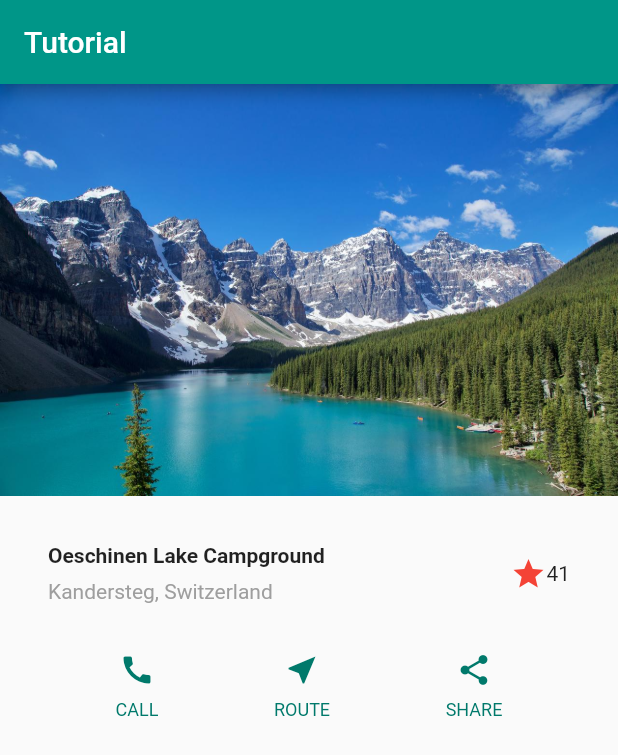
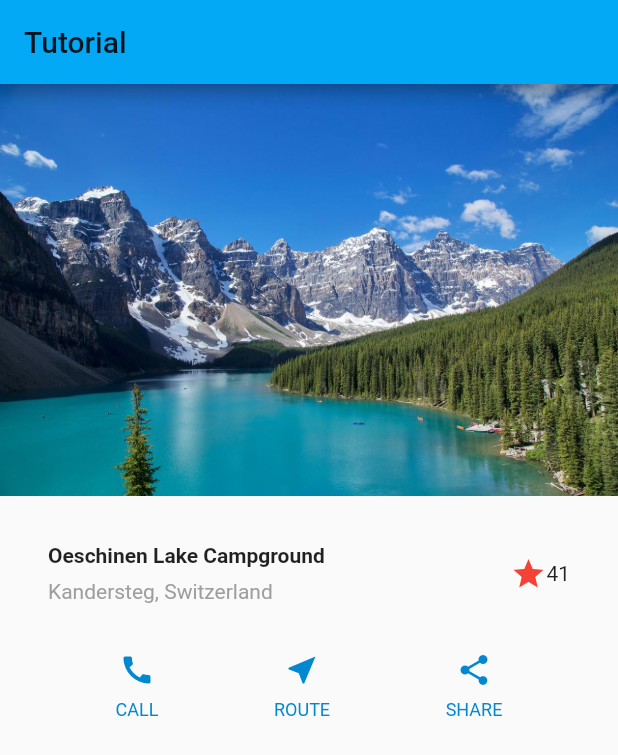
Before and after one commit to VijayGanganapalli/flutter_tutorial, a Flutter app: the screen it shows after launch, on a phone screen of 412 x 824 dp. Shown: the top 755 px of the screen. Run offline on Flutter 3.47's test engine with Material 2 defaults, Android fonts, the phone set to English and light mode, and no system bars.

Commit message:
theme color changed

```diff
--- a/lib/src/app.dart
+++ b/lib/src/app.dart
@@ -6,7 +6,7 @@ class MyApp extends StatelessWidget {
   Widget build(BuildContext context) {
     return MaterialApp(
       title: "Tutorial",
-      theme: ThemeData(primarySwatch: Colors.teal),
+      theme: ThemeData(primarySwatch: Colors.lightBlue),
       debugShowCheckedModeBanner: false,
       home: HomeScreen(),
     );
```
